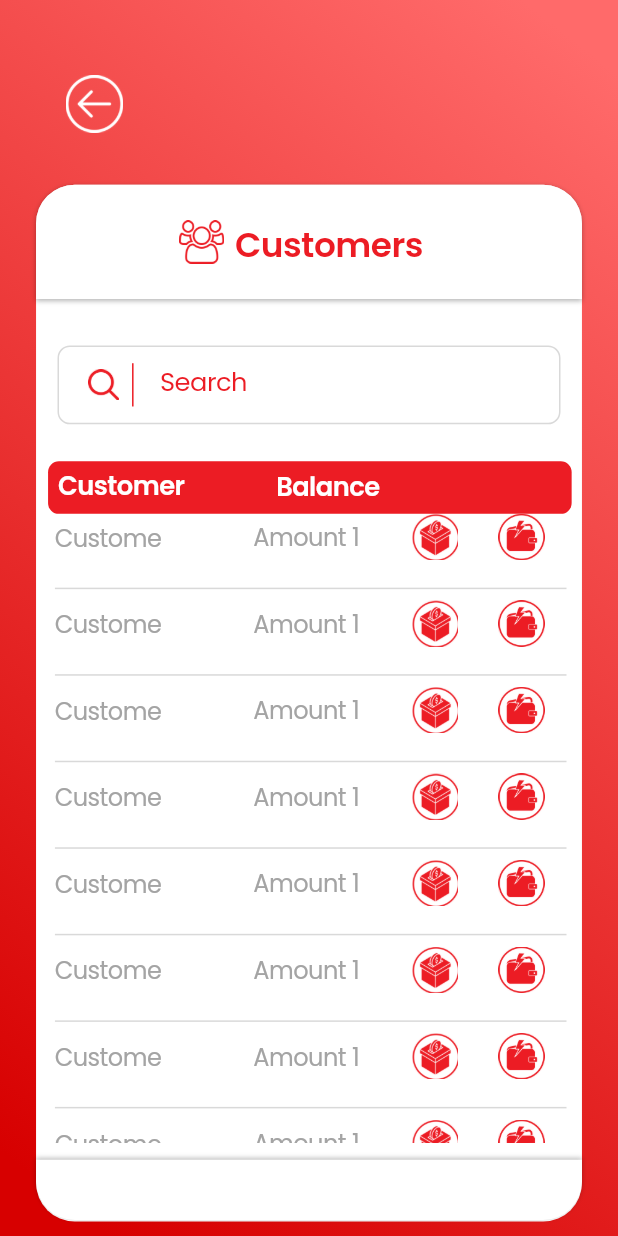
After one commit to rootsystechnologies/EasyCardManageApp, a Flutter app: the Customers screen opened directly, on a phone screen of 412 x 824 dp. The commit adds this screen. Run offline on Flutter 3.47's test engine with Material 2 defaults, Android fonts, the phone set to English and light mode, and no system bars; our stand-ins replace dotted_border, flutter_screenutil, flutter_svg, google_fonts.

Commit message:
customer screen created

```diff
--- /dev/null
+++ b/lib/Ui/customers.dart
@@ -0,0 +1,342 @@
+import 'package:flutter/material.dart';
+import 'package:flutter_screenutil/flutter_screenutil.dart';
+import 'package:google_fonts/google_fonts.dart';
+
+class Customers extends StatefulWidget {
+  const Customers({Key? key}) : super(key: key);
+
+  @override
+  State<Customers> createState() => _CustomersState();
+}
+
+bool move = true;
+
+class _CustomersState extends State<Customers> {
+  @override
+  Widget build(BuildContext context) {
+    return Scaffold(
+        body: SingleChildScrollView(
+      child: Container(
+        width: MediaQuery.of(context).size.width,
+        height: MediaQuery.of(context).size.height,
+        decoration: BoxDecoration(
+          gradient: LinearGradient(
+            begin: Alignment.topCenter,
+            end: Alignment.bottomCenter,
+            transform:
+                GradientRotation(190.64 * (3.1415926535897932 / 180.0).sp),
+            stops: [0.0057.sp, 0.969.sp],
+            colors: [
+              Color(0xffD70000),
+              Color(0xffFF6A6A),
+            ],
+          ),
+        ),
+        child: Column(
+          crossAxisAlignment: CrossAxisAlignment.start,
+          children: [
+            SizedBox(
+              height: 41.h,
+            ),
+            Padding(
+              padding: EdgeInsets.only(left: 26.w),
+              child: TextButton(
+                  onPressed: () {
+                    Navigator.of(context).pop();
+                  },
+                  child: SizedBox(
+                    width: 37.062.w,
+                    height: 37.062.h,
+                    child: Image.asset('assets/arrowback.png'),
+                  )),
+            ),
+            SizedBox(
+              height: 26.h,
+            ),
+            Container(
+              margin: EdgeInsets.only(left: 21.w, right: 21.w),
+              width: 326.w,
+              height: 671.h,
+              decoration: BoxDecoration(
+                color: Colors.white,
+                borderRadius: BorderRadius.circular(25.r),
+              ),
+              child: Column(
+                children: [
+                  Container(
+                    decoration: BoxDecoration(
+                        boxShadow: [
+                          BoxShadow(
+                            color: Color.fromRGBO(0, 0, 0, 0.25.sp),
+                            offset: Offset(0, 1.sp),
+                            blurRadius: 2.r,
+                          ),
+                        ],
+                        color: Colors.white,
+                        borderRadius: BorderRadius.only(
+                            topLeft: Radius.circular(25.r),
+                            topRight: Radius.circular(25.r))),
+                    width: 326.w,
+                    height: 74.h,
+                    child: Row(
+                      children: [
+                        Padding(
+                          padding: EdgeInsets.only(
+                            left: 82.w,
+                            top: 23.h,
+                            bottom: 23.h,
+                            right: 5.w,
+                          ),
+                          child: SizedBox(
+                              width: 29.w,
+                              height: 28.h,
+                              child: Image.asset('assets/customerscreen.png')),
+                        ),
+                        SizedBox(
+                            width: 125.082.w,
+                            height: 26.87.h,
+                            child: Text(
+                              'Customers',
+                              style: GoogleFonts.poppins(
+                                textStyle: TextStyle(
+                                  letterSpacing: -0.3.sp,
+                                  color: Color(0xffEC1C24),
+                                  fontSize: 20.sp,
+                                  fontWeight: FontWeight.w600,
+                                ),
+                              ),
+                            ))
+                      ],
+                    ),
+                  ),
+                  SizedBox(
+                    height: 30.h,
+                  ),
+                  GestureDetector(
+                    onTap: () {
+                      setState(() {
+                        move = !move;
+                        print(move);
+                      });
+                    },
+                    child: Stack(
+                      children: [
+                        Visibility(
+                          visible: move ? true : false,
+                          child: AnimatedPositioned(
+                            duration: Duration(seconds: 1),
+                            child: Container(
+                              width: 293.w,
+                              height: 51.h,
+                              decoration: BoxDecoration(
+                                  color: Colors.transparent,
+                                  borderRadius: BorderRadius.circular(8.r),
+                                  border: Border.all(color: Color(0xffD9D9D9))),
+                              child: Row(
+                                children: [
+                                  SizedBox(
+                                    width: 16.w,
+                                  ),
+                                  SizedBox(
+                                      width: 20.w,
+                                      height: 20.h,
+                                      child: Image.asset('assets/search.png')),
+                                  SizedBox(
+                                    height: 28.h,
+                                    child: VerticalDivider(
+                                      color: Color(0xffEC1C24),
+                                    ),
+                                  ),
+                                  SizedBox(
+                                    width: 9.w,
+                                  ),
+                                  SizedBox(
+                                      width: 127.w,
+                                      height: 27.h,
+                                      child: Text(
+                                        "Search",
+                                        style: GoogleFonts.poppins(
+                                          textStyle: TextStyle(
+                                            letterSpacing: -0.3.sp,
+                                            color: Color(0xffEC1C24),
+                                            fontSize: 15.sp,
+                                          ),
+                                        ),
+                                      ))
+                                ],
+                              ),
+                            ),
+                          ),
+                        ),
+                        Visibility(
+                          visible: move == false ? true : false,
+                          child: Container(
+                            width: 293.w,
+                            height: 51.h,
+                            decoration: BoxDecoration(
+                                color: Colors.transparent,
+                                borderRadius: BorderRadius.circular(8.r),
+                                border: Border.all(color: Color(0xffD9D9D9))),
+                            child: Padding(
+                              padding: EdgeInsets.only(
+                                left: 20.w,
+                              ),
+                              child: SizedBox(
+                                width: 250.w,
+                                height: 60.h,
+                                child: TextFormField(
+                                  autofocus: true,
+                                  decoration: InputDecoration(
+                                      focusedBorder: InputBorder.none,
+                                      enabledBorder: InputBorder.none,
+                                      hintText: 'Search',
+                                      hintStyle: GoogleFonts.poppins(
+                                        textStyle: TextStyle(
+                                            color: Color(0xffD9D9D9),
+                                            fontSize: 15.sp,
+                                            fontWeight: FontWeight.w300,
+                                            letterSpacing: -0.3.sp),
+                                      )),
+                                ),
+                              ),
+                            ),
+                          ),
+                        )
+                      ],
+                    ),
+                  ),
+                  SizedBox(
+                    height: 24.h,
+                  ),
+                  Container(
+                    margin: EdgeInsets.only(left: 7.w, right: 6.w),
+                    width: 313.w,
+                    height: 34.h,
+                    decoration: BoxDecoration(
+                        color: Color(0xffEC1C24),
+                        borderRadius: BorderRadius.circular(7.r)),
+                    child: Row(
+                      children: [
+                        Padding(
+                          padding: EdgeInsets.only(left: 6.w),
+                          child: SizedBox(
+                              width: 127.w,
+                              height: 26.h,
+                              child: Text(
+                                "Customer",
+                                style: GoogleFonts.poppins(
+                                  textStyle: TextStyle(
+                                      color: Colors.white,
+                                      fontSize: 15.sp,
+                                      fontWeight: FontWeight.w600,
+                                      letterSpacing: -0.3.sp),
+                                ),
+                              )),
+                        ),
+                        SizedBox(
+                            width: 67.w,
+                            height: 24.h,
+                            child: Text(
+                              "Balance",
+                              style: GoogleFonts.poppins(
+                                textStyle: TextStyle(
+                                    color: Colors.white,
+                                    fontSize: 15.sp,
+                                    fontWeight: FontWeight.w600,
+                                    letterSpacing: -0.3.sp),
+                              ),
+                            )),
+                      ],
+                    ),
+                  ),
+                  Container(
+                    width: 326.w,
+                    height: 407.5.h,
+                    child: ListView.separated(
+                      itemCount: 8,
+                      itemBuilder: (BuildContext context, int index) {
+                        return Row(
+                          children: [
+                            SizedBox(
+                              width: 11.w,
+                            ),
+                            SizedBox(
+                              height: 21,
+                              width: 75,
+                              child: Center(
+                                child: Text("Customer 1",
+                                    style: GoogleFonts.poppins(
+                                        textStyle: TextStyle(
+                                            color: Color(0xffA4A4A4),
+                                            fontSize: 14.sp,
+                                            letterSpacing: -0.3.sp))),
+                              ),
+                            ),
+                            SizedBox(
+                              width: 50.w,
+                            ),
+                            SizedBox(
+                              width: 62.w,
+                              height: 21.h,
+                              child: Center(
+                                child: Text("Amount 1",
+                                    style: GoogleFonts.poppins(
+                                        textStyle: TextStyle(
+                                            color: Color(0xffA4A4A4),
+                                            fontSize: 14.sp,
+                                            letterSpacing: -0.3.sp))),
+                              ),
+                            ),
+                            SizedBox(
+                              width: 29.w,
+                            ),
+                            SizedBox(
+                              height: 30.h,
+                              width: 30.w,
+                              child: Image.asset('assets/customer1.png'),
+                            ), SizedBox(
+                              width: 20.29.w,
+                            ),SizedBox(
+                              height: 30.h,
+                              width: 30.w,
+                              child: Image.asset('assets/customer2.png'),
+                            )
+                          ],
+                        );
+                      },
+                      separatorBuilder: (BuildContext context, int index) {
+                        return Padding(
+                          padding:EdgeInsets.only(left: 11.w,right: 9.w,top: 10.48.h,),
+                          child: Divider(color: Color(0xffD9D9D9),),
+                        );
+                      },
+                    ),
+                  ),
+                  SizedBox(
+                    height: 10.52.h,
+                  ),
+                  Container(
+                    width: 326.w,
+                    height: 39.h,
+                    decoration: BoxDecoration(
+                        boxShadow: [
+                          BoxShadow(
+                            offset: Offset(0, -1),
+                            blurRadius: 2,
+                            color: Color.fromRGBO(0, 0, 0, 0.25),
+                          ),
+                        ],
+                        color: Colors.white,
+                        borderRadius: BorderRadius.only(
+                            bottomLeft: Radius.circular(25.r),
+                            bottomRight: Radius.circular(25.r))),
+                  )
+                ],
+              ),
+            ),
+          ],
+        ),
+      ),
+    ));
+  }
+}
--- a/lib/Ui/optionscreen.dart
+++ b/lib/Ui/optionscreen.dart
@@ -2,6 +2,8 @@ import 'package:flutter/material.dart';
 import 'package:flutter_screenutil/flutter_screenutil.dart';
 import 'package:dotted_border/dotted_border.dart';
 import 'package:google_fonts/google_fonts.dart';
+
+import 'customers.dart';
 
 class OptionScreen extends StatefulWidget {
   const OptionScreen({Key? key}) : super(key: key);
@@ -45,7 +47,7 @@ class _OptionScreenState extends State<OptionScreen> {
                       },
                       child: SizedBox(
                         width: 37.062.w,
-                        height: 37.062,
+                        height: 37.062.h,
                         child: Image.asset('assets/arrowback.png'),
                       )),
                 ),
@@ -93,6 +95,7 @@ class _OptionScreenState extends State<OptionScreen> {
                           ),
                           Padding(
                             padding: EdgeInsets.only(left: 27.w, right: 27.w),
+                            child: GestureDetector(onTap: ()=>Navigator.of(context).push(MaterialPageRoute(builder: (_)=>Customers())),
                               child: DottedBorder(
                                 dashPattern: [4.sp, 4.sp],
                                 borderType: BorderType.RRect,
@@ -139,6 +142,7 @@ class _OptionScreenState extends State<OptionScreen> {
                                         ),
                                       )
                                     ],
+                                  ),
                                 ),
                               ),
                             ),
```
Also changed, not shown: assets/customer1.png (added), assets/customer2.png (added), assets/customerscreen.png (added), assets/search.png (added). Lines whose indentation alone changed are shown as unchanged.
